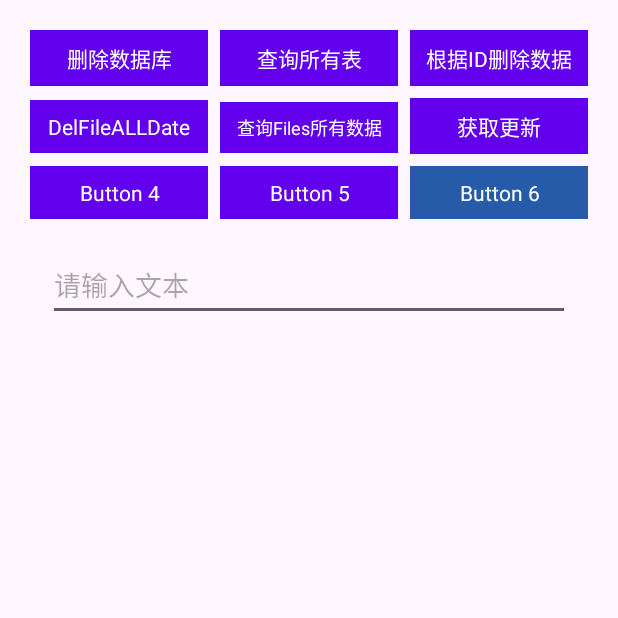
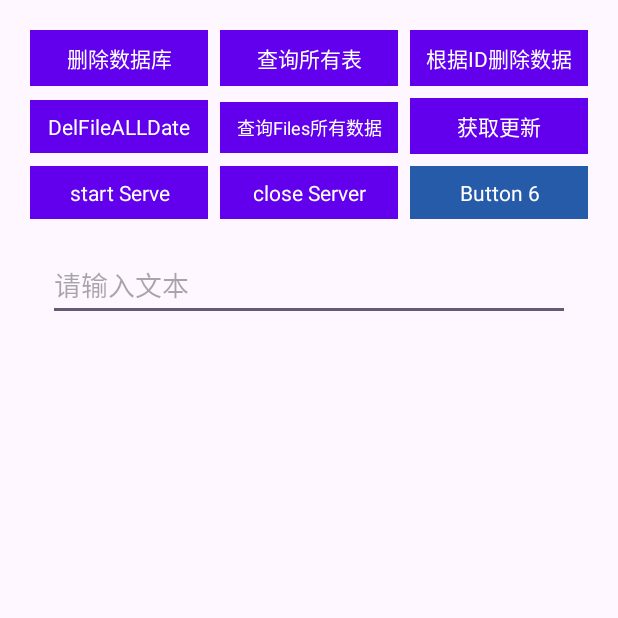
Before and after one commit to Blackcat-love/Happy_Deer, an Android app: the DevelopersActivity screen opened directly, with no data from a screen before it, after a tap on "查询所有表", on a phone screen of 412 x 824 dp, the top half of it. Run offline under Robolectric (Android 15) with nearby library versions, the phone set to English and light mode, and no system bars; 1 other tap on this screen came first.

Commit message:
add Server

```diff
--- a/app/build.gradle.kts
+++ b/app/build.gradle.kts
@@ -42,4 +42,6 @@ dependencies {
     androidTestImplementation(libs.ext.junit)
     androidTestImplementation(libs.espresso.core)
     implementation("com.squareup.okhttp3:okhttp:4.12.0")
+    implementation("org.nanohttpd:nanohttpd:2.3.0")
+    implementation("com.github.PhilJay:MPAndroidChart:v3.0.2")
 }
--- a/app/src/main/AndroidManifest.xml
+++ b/app/src/main/AndroidManifest.xml
@@ -4,6 +4,8 @@
 
     <!-- 网络访问权限 -->
     <uses-permission android:name="android.permission.INTERNET"/>
+    <uses-permission android:name="android.permission.ACCESS_WIFI_STATE" />
+    <uses-permission android:name="android.permission.ACCESS_NETWORK_STATE" />
 
     <application
         android:allowBackup="true"
--- a/app/src/main/res/layout/activity_developers.xml
+++ b/app/src/main/res/layout/activity_developers.xml
@@ -107,11 +107,11 @@
         android:orientation="horizontal">
 
         <TextView
-            android:id="@+id/textButton7"
+            android:id="@+id/startServer"
             android:layout_width="0dp"
             android:layout_height="wrap_content"
             android:layout_weight="1"
-            android:text="Button 4"
+            android:text="start Serve"
             android:gravity="center"
             android:padding="8dp"
             android:textColor="#FFFFFF"
@@ -121,11 +121,11 @@
             android:focusable="true" />
 
         <TextView
-            android:id="@+id/textButton8"
+            android:id="@+id/closeServer"
             android:layout_width="0dp"
             android:layout_height="wrap_content"
             android:layout_weight="1"
-            android:text="Button 5"
+            android:text="close Server"
             android:gravity="center"
             android:padding="8dp"
             android:textColor="#FFFFFF"
--- a/settings.gradle.kts
+++ b/settings.gradle.kts
@@ -16,6 +16,7 @@ dependencyResolutionManagement {
     repositories {
         google()
         mavenCentral()
+        maven("https://jitpack.io") // 在这里添加 JitPack 仓库
     }
 }
 
```
Also changed, not shown: app/src/main/java/com/example/happy_deer/DevelopersActivity.java (+53 -0 lines), app/src/main/java/com/example/happy_deer/SimpleHttpServer.java (added, +24 -0 lines), build.gradle.kts (line endings or trailing spaces).
